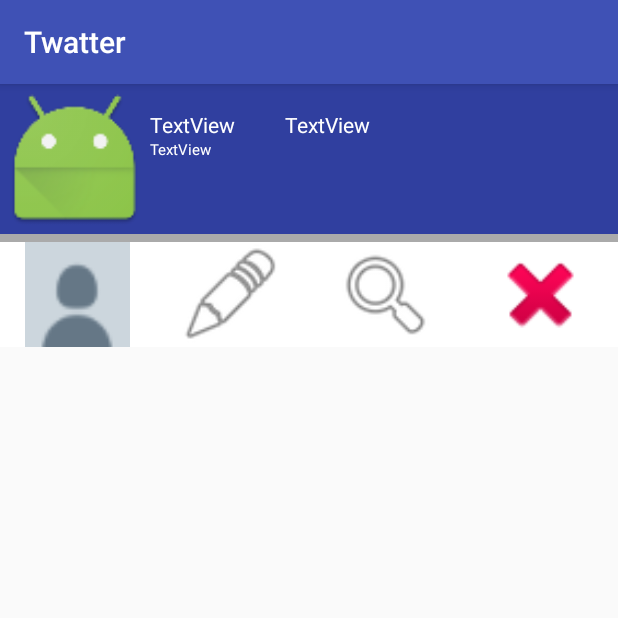
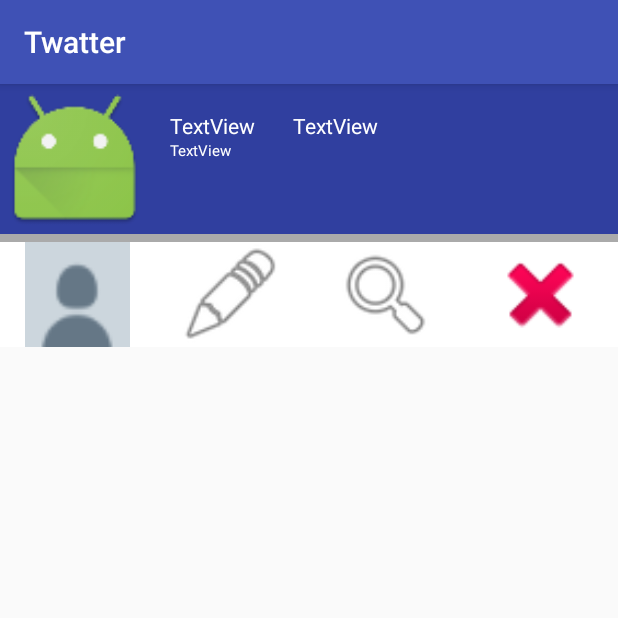
Before and after one commit to ShiniYami/Network-Services, an Android app: the TwatterActivity screen opened directly, with no data from a screen before it, after a tap on an icon or button, on a phone screen of 412 x 824 dp, the top half of it. Run offline under Robolectric (Android 15) with nearby library versions, the phone set to English and light mode, and no system bars; libraries missing offline, so code that uses them is left out: com.github.scribejava.apis, com.github.scribejava.core; 12 statements that could not run were skipped.

```diff
--- a/app/src/main/AndroidManifest.xml
+++ b/app/src/main/AndroidManifest.xml
@@ -20,7 +20,7 @@
         </activity>
         <activity android:name=".DetailActivity" />
         <activity android:name=".TwatterActivity" />
-        <activity android:name=".MessageActivity"></activity>
+        <activity android:name=".MessageActivity" />
     </application>
 
 </manifest>
--- a/app/src/main/java/com/example/william/twatter/TwatterActivity.java
+++ b/app/src/main/java/com/example/william/twatter/TwatterActivity.java
@@ -1,18 +1,27 @@
 package com.example.william.twatter;
 
 import android.app.Activity;
+import android.content.Context;
 import android.content.Intent;
 import android.graphics.Color;
 import android.net.Uri;
 import android.os.Message;
 import android.support.v7.app.AppCompatActivity;
 import android.os.Bundle;
+import android.util.DisplayMetrics;
 import android.util.Log;
+import android.view.Gravity;
+import android.view.LayoutInflater;
+import android.view.View;
+import android.widget.Button;
+import android.widget.EditText;
 import android.widget.ImageView;
 import android.widget.ListView;
+import android.widget.PopupWindow;
 import android.widget.RelativeLayout;
 import android.widget.TextView;
 
+import com.example.william.twatter.TwitterInfo.Tweet;
 import com.example.william.twatter.TwitterInfo.User;
 import com.github.scribejava.core.model.OAuth1AccessToken;
 import com.github.scribejava.core.model.OAuthRequest;
@@ -20,6 +29,8 @@ import com.github.scribejava.core.model.Response;
 import com.github.scribejava.core.model.Verb;
 
 import java.io.IOException;
+import java.io.UnsupportedEncodingException;
+import java.net.URLEncoder;
 
 public class TwatterActivity extends AppCompatActivity implements TweetListFragment.itemClicked {
     TweetDataModel model = TweetDataModel.getInstance();
@@ -27,14 +38,26 @@ public class TwatterActivity extends AppCompatActivity implements TweetListFragm
     TextView nameTextView;
     TextView screennameTextView;
     TextView descriptionTextView;
+    EditText editTextSearch;
+    Button searchButton;
+    PopupWindow pw;
     RelativeLayout layout;
+
+
     OAuthHandler handler = OAuthHandler.getInstance();
+
+    private int deviceHeight;
+    private int deviceWidth;
+
 
     @Override
     protected void onCreate(Bundle savedInstanceState) {
         super.onCreate(savedInstanceState);
         setContentView(R.layout.activity_twatter);
-
+        DisplayMetrics displayMetrics = new DisplayMetrics();
+        getWindowManager().getDefaultDisplay().getMetrics(displayMetrics);
+        deviceHeight = displayMetrics.heightPixels;
+        deviceWidth = displayMetrics.widthPixels;
         model.setActivity(this);
 
 
@@ -73,8 +96,8 @@ public class TwatterActivity extends AppCompatActivity implements TweetListFragm
     }
 
     @Override
-    public void click(int position, int kind,Activity activity) {
-        if(kind == 1){
+    public void click(int position, int kind, Activity activity) {
+        if (kind == 1) {
             activity.finish();
         }
 
@@ -85,7 +108,22 @@ public class TwatterActivity extends AppCompatActivity implements TweetListFragm
             Intent intent = new Intent(TwatterActivity.this, MessageActivity.class);
             startActivity(intent);
         } else if (position == 3) {
+            LayoutInflater inflater = (LayoutInflater) this.getSystemService(Context.LAYOUT_INFLATER_SERVICE);
 
+            pw = new PopupWindow(inflater.inflate(R.layout.popup_search, null, false), deviceWidth, deviceHeight, true);
+
+            View pwContentView = pw.getContentView();
+
+            editTextSearch = (EditText) pwContentView.findViewById(R.id.editTextSearch);
+            searchButton = (Button) pwContentView.findViewById(R.id.bttn_search);
+
+            searchButton.setOnClickListener(new View.OnClickListener() {
+                @Override
+                public void onClick(View v) {
+                    search();
+                }
+            });
+            pw.showAtLocation(this.findViewById(R.id.listfrag), Gravity.CENTER, 0, 0);
         } else if (position == 4) {
 
         }
@@ -116,6 +154,21 @@ public class TwatterActivity extends AppCompatActivity implements TweetListFragm
 
     }
 
+    public void search() {
+        String search = editTextSearch.getText().toString();
+        pw.dismiss();
+        try {
+            search = encode(search);
+        } catch (UnsupportedEncodingException e) {
+            e.printStackTrace();
+        }
+
+        setInfo(model.getMainUserID());
+        final OAuthRequest request = handler.makeRequest(new RequestBuilderHelper("GET", "https://api.twitter.com/1.1/search/tweets.json?q=" + search));
+        handler.signRequest(request);
+        handler.sendRequest(request, 0);
+    }
+
     public void sendTweet(String message, Activity activity) {
         activity.finish();
         final OAuthRequest request3 = handler.makeRequest(new RequestBuilderHelper("POST", "https://api.twitter.com/1.1/statuses/update.json?status=" + message + "&display_coordinates=false"));
@@ -124,4 +177,16 @@ public class TwatterActivity extends AppCompatActivity implements TweetListFragm
         refreshListView();
     }
 
+    public String encode(String string) throws UnsupportedEncodingException {
+        String encodedString = URLEncoder.encode(string, "UTF-8");
+        System.out.format("'%s'\n", encodedString);
+        return encodedString;
+    }
+
+    public void startDetailActivity(String tweetID){
+        Intent intent = new Intent(TwatterActivity.this, DetailActivity.class);
+        intent.putExtra("TWEETID",tweetID);
+        startActivity(intent);
+    }
+
 }
--- a/app/src/main/res/layout/activity_message.xml
+++ b/app/src/main/res/layout/activity_message.xml
@@ -15,7 +15,8 @@
         android:layout_height="0dp"
         android:layout_weight="8"
         android:ems="10"
-        android:inputType="textMultiLine" />
+        android:inputType="textMultiLine"
+        android:hint="Type your tweet here..."/>
 
 
     <LinearLayout
--- a/app/src/main/res/layout/activity_twatter.xml
+++ b/app/src/main/res/layout/activity_twatter.xml
@@ -1,5 +1,5 @@
 <?xml version="1.0" encoding="utf-8"?>
-<RelativeLayout xmlns:android="http://schemas.android.com/apk/res/android"
+<LinearLayout xmlns:android="http://schemas.android.com/apk/res/android"
     xmlns:app="http://schemas.android.com/apk/res-auto"
     xmlns:tools="http://schemas.android.com/tools"
     android:layout_width="match_parent"
@@ -25,7 +25,7 @@
         <RelativeLayout
             android:id="@+id/relativeLayout"
             android:layout_width="match_parent"
-            android:layout_height="wrap_content"
+            android:layout_height="100dp"
             android:layout_alignParentStart="true"
             android:layout_alignParentTop="true"
             android:background="@color/colorPrimaryDark">
@@ -40,14 +40,14 @@
 
             <TextView
                 android:id="@+id/descriptionHolder"
-                android:layout_width="wrap_content"
-                android:layout_height="wrap_content"
+                android:layout_width="match_parent"
+                android:layout_height="match_parent"
+                android:text="TextView"
+                android:textColor="@android:color/white"
                 android:layout_alignBaseline="@+id/nameHolder"
                 android:layout_alignBottom="@+id/nameHolder"
-                android:layout_marginStart="33dp"
                 android:layout_toEndOf="@+id/nameHolder"
-                android:text="TextView"
-                android:textColor="@android:color/white" />
+                android:layout_marginStart="25dp" />
 
             <TextView
                 android:id="@+id/tagHolder"
@@ -63,11 +63,12 @@
                 android:id="@+id/nameHolder"
                 android:layout_width="wrap_content"
                 android:layout_height="wrap_content"
+                android:layout_marginTop="18dp"
+                android:text="TextView"
+                android:textColor="@android:color/white"
                 android:layout_alignParentTop="true"
-                android:layout_marginTop="17dp"
                 android:layout_toEndOf="@+id/imageView"
-                android:text="TextView"
-                android:textColor="@android:color/white" />
+                android:layout_marginStart="13dp" />
         </RelativeLayout>
 
         <TextView
@@ -84,4 +85,4 @@
 
 
 
-</RelativeLayout>
+</LinearLayout>
```
Also changed, not shown: app/src/main/java/com/example/william/twatter/DetailActivity.java (+20 -10 lines), app/src/main/java/com/example/william/twatter/TweetDataModel.java (+24 -8 lines), app/src/main/java/com/example/william/twatter/TweetListAdapter.java (+8 -1 lines), app/src/main/java/com/example/william/twatter/TwitterInfo/Tweet.java (+12 -8 lines), app/src/main/res/layout/popup_search.xml (added, +20 -0 lines).
